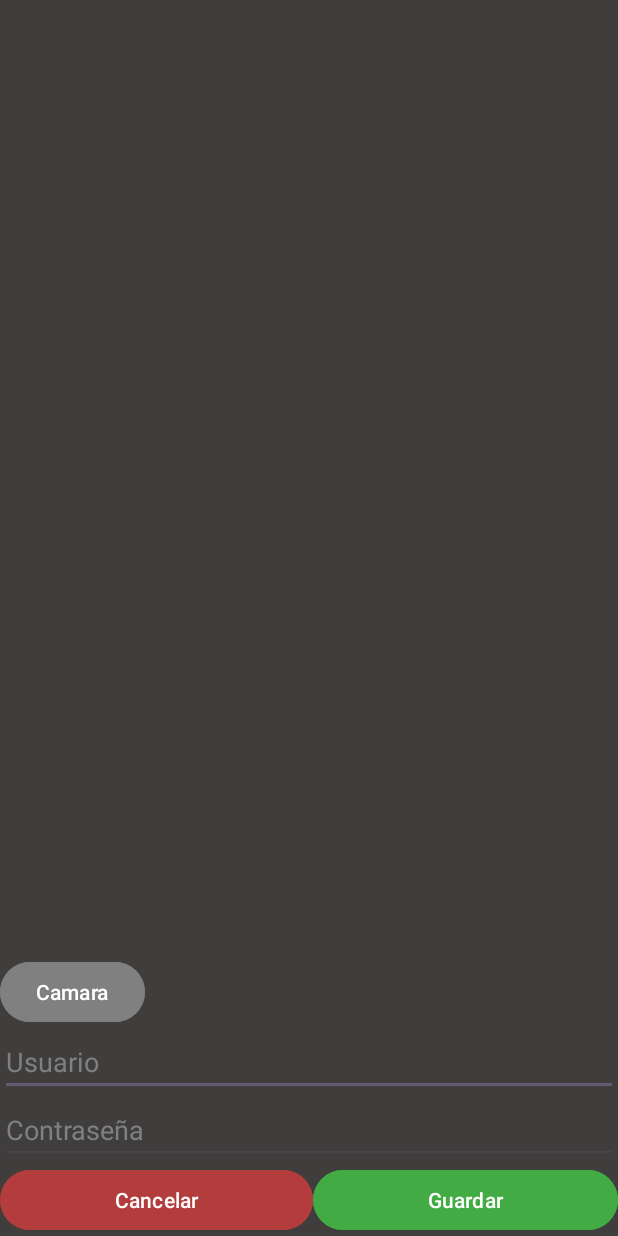
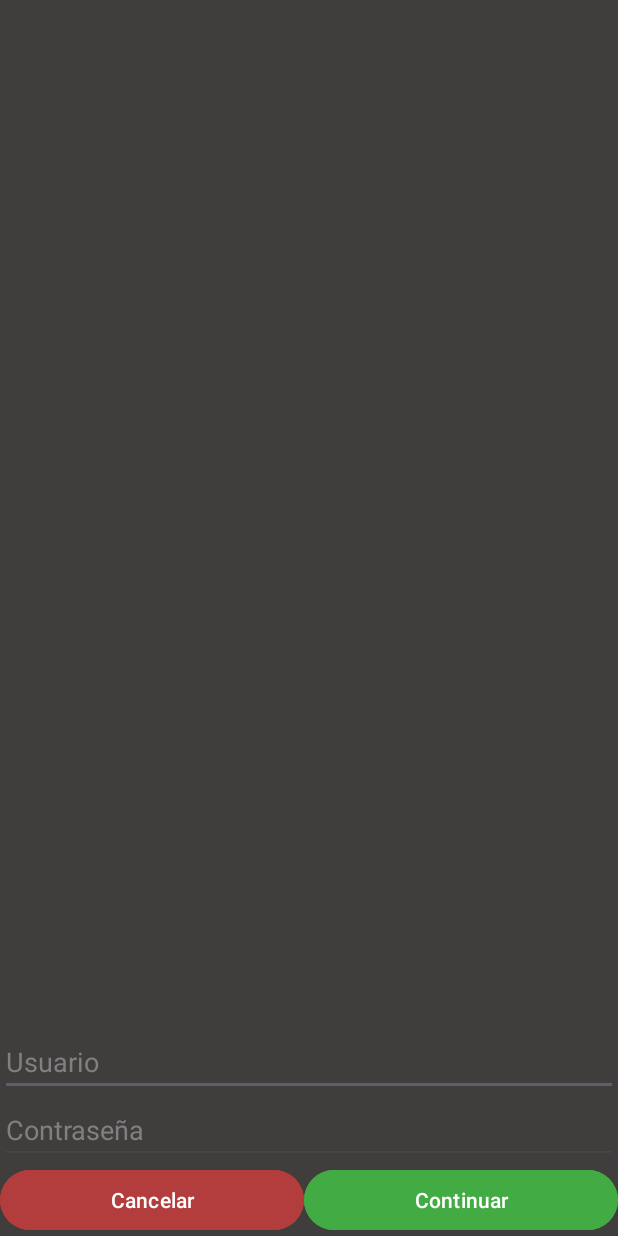
Before and after one commit to JorgeRRsethlans/EscanerEntrada, an Android app: the ViewPdfActivity screen opened directly, with no data from a screen before it, on a phone screen of 412 x 824 dp. Run offline under Robolectric (Android 15) with nearby library versions, the phone set to English and light mode, and no system bars; libraries missing offline, so code that uses them is left out: jcifs.smb; 4 statements that could not run were skipped.

Commit message:
Cámara ya saca fotos, no guarda en directorio en red local.
Signed-off-by: Jorge Rodríguez Rabanal <sethlans0ict004@gmail.com>

```diff
--- a/app/build.gradle
+++ b/app/build.gradle
@@ -48,7 +48,4 @@ dependencies {
     implementation libs.okhttp
 
     implementation libs.jcifs
-
-    implementation libs.github.glide
-    annotationProcessor libs.glide.compiler
 }
--- a/app/src/main/java/com/escanerentrada/camera/barcode/ImageAnalyzer.java
+++ b/app/src/main/java/com/escanerentrada/camera/barcode/ImageAnalyzer.java
@@ -25,11 +25,12 @@ public class ImageAnalyzer  implements ImageAnalysis.Analyzer{
 
     private final Context context;
     private String codigo;
-    private BarcodeListener listener;
+    private final BarcodeListener listener;
 
     /**
      * Constructor de la clase.
-     * @param context
+     *
+     * @param context Contexto de la aplicación
      */
     public ImageAnalyzer(Context context, BarcodeListener listener) {
         this.context = context;
@@ -38,6 +39,7 @@ public class ImageAnalyzer  implements ImageAnalysis.Analyzer{
 
     /**
      * Método que se ejecuta para analizar una imagen.
+     *
      * @param imageProxy The image to analyze
      */
     @Override
--- a/app/src/main/java/com/escanerentrada/pdf/CredentialManager.java
+++ b/app/src/main/java/com/escanerentrada/pdf/CredentialManager.java
@@ -3,6 +3,9 @@ package com.escanerentrada.pdf;
 import android.content.Context;
 import android.content.SharedPreferences;
 
+/**
+ * Clase que se encarga de gestionar las credenciales del usuario.
+ */
 public class CredentialManager {
 
     private static final String PREFS_NAME = "MyPrefs";
@@ -10,12 +13,23 @@ public class CredentialManager {
     private static final String KEY_PASSWORD = "password";
     private static final String KEY_IS_FIRST_RUN = "isFirstRun";
 
-    private Context context;
+    private final Context context;
 
+    /**
+     * Constructor de la clase.
+     *
+     * @param context Contexto de la aplicación
+     */
     public CredentialManager(Context context) {
         this.context = context;
     }
 
+    /**
+     * Método que guarda las credenciales del usuario.
+     *
+     * @param username Nombre de usuario
+     * @param password Contraseña
+     */
     public void saveCredentials(String username, String password) {
         SharedPreferences sharedPreferences = context
                 .getSharedPreferences(PREFS_NAME, Context.MODE_PRIVATE);
@@ -25,6 +39,11 @@ public class CredentialManager {
         editor.apply();
     }
 
+    /**
+     * Método que carga las credenciales del usuario.
+     *
+     * @return Credenciales del usuario
+     */
     public String[] loadCredentials() {
         SharedPreferences sharedPreferences = context
                 .getSharedPreferences(PREFS_NAME, Context.MODE_PRIVATE);
@@ -33,6 +52,11 @@ public class CredentialManager {
         return new String[]{username, password};
     }
 
+    /**
+     * Método que comprueba si es la primera ejecución de la aplicación.
+     *
+     * @return Si es la primera ejecución
+     */
     public boolean isFirstRun() {
         SharedPreferences sharedPreferences = context
                 .getSharedPreferences(PREFS_NAME, Context.MODE_PRIVATE);
--- a/app/src/main/java/com/escanerentrada/pdf/ViewPdfActivity.java
+++ b/app/src/main/java/com/escanerentrada/pdf/ViewPdfActivity.java
@@ -36,16 +36,13 @@ public class ViewPdfActivity extends AppCompatActivity {
     private CredentialManager credentialManager;
 
     private ImageView imageView;
-    private Button btnCamara;
     private EditText txtUsuario;
     private EditText txtContrasena;
-    private Button btnGuardar;
-    private Button btnCancelar;
 
     /**
      * Método que se ejecuta cuando se crea la actividad.
      *
-     * @param state
+     * @param state Estado de la actividad
      */
     @Override
     public void onCreate(Bundle state) {
@@ -53,15 +50,15 @@ public class ViewPdfActivity extends AppCompatActivity {
         setContentView(R.layout.activity_viewpdf);
 
         imageView = findViewById(R.id.imageView);
-        btnCamara = findViewById(R.id.btnCamara);
         txtUsuario = findViewById(R.id.txtUsuario);
         txtContrasena = findViewById(R.id.txtContrasena);
-        btnGuardar = findViewById(R.id.btnGuardar);
-        btnCancelar = findViewById(R.id.btnCancelar);
+        Button btnContinuar = findViewById(R.id.btnContinuar);
+        Button btnCancelar = findViewById(R.id.btnCancelar);
 
         String filepath = getIntent().getStringExtra("stringextra");
 
         try {
+            assert filepath != null;
             File file = new File(filepath);
             if(!file.exists()) {
                 Toast.makeText(this, "Error, el PDF no se ha creado",
@@ -74,14 +71,6 @@ public class ViewPdfActivity extends AppCompatActivity {
         } catch(IOException e) {
             Toast.makeText(this, "Error al cargar el PDF", Toast.LENGTH_SHORT).show();
         }
-
-        btnCamara.setOnClickListener(new View.OnClickListener() {
-            @Override
-            public void onClick(View view) {
-                Intent i = new Intent(ViewPdfActivity.this, PhotosActivity.class);
-                startActivity(i);
-            }
-        });
 
         btnCancelar.setOnClickListener(new View.OnClickListener() {
             @Override
@@ -97,11 +86,12 @@ public class ViewPdfActivity extends AppCompatActivity {
             txtContrasena.setText(credentials[1]);
         }
 
-        btnGuardar.setOnClickListener(new View.OnClickListener() {
+        btnContinuar.setOnClickListener(new View.OnClickListener() {
             @SuppressLint("NewApi")
             @Override
             public void onClick(View view) {
                 String filepath = getIntent().getStringExtra("stringextra");
+                assert filepath != null;
                 File file = new File(filepath);
 
                 String username = txtUsuario.getText().toString();
@@ -130,6 +120,7 @@ public class ViewPdfActivity extends AppCompatActivity {
 
                             int folderNumber = 1;
                             while (true) {
+                                @SuppressLint("DefaultLocale")
                                 SmbFile folder = new SmbFile(baseDir +
                                         String.format("%04d", folderNumber) + "/");
                                 if (!folder.exists()) {
@@ -139,8 +130,9 @@ public class ViewPdfActivity extends AppCompatActivity {
                                 folderNumber++;
                             }
 
-                            String destPath = baseDir + String.format("%04d", folderNumber) + "/" +
-                                    file.getName();
+                            @SuppressLint("DefaultLocale")
+                            String dirPath = baseDir + String.format("%04d", folderNumber) + "/";
+                            String destPath = dirPath + file.getName();
 
                             SmbFileOutputStream out = new SmbFileOutputStream(new SmbFile(destPath));
                             Files.copy(file.toPath(), out);
@@ -151,10 +143,12 @@ public class ViewPdfActivity extends AppCompatActivity {
                                 public void run() {
                                     Toast.makeText(ViewPdfActivity.this,
                                             "PDF guardado.", Toast.LENGTH_LONG).show();
+                                    Intent intent = new Intent(ViewPdfActivity.this, PhotosActivity.class);
+                                    intent.putExtra("directorio", dirPath);
+                                    startActivity(intent);
                                 }
                             });
                         } catch (Exception e) {
-                            e.printStackTrace();
                             runOnUiThread(new Runnable() {
                                 @Override
                                 public void run() {
@@ -166,7 +160,6 @@ public class ViewPdfActivity extends AppCompatActivity {
                         }
                     }
                 }).start();
-                finish();
             }
         });
     }
@@ -174,7 +167,7 @@ public class ViewPdfActivity extends AppCompatActivity {
     /**
      * Método que se ejecuta para mostrar una página del PDF.
      *
-     * @param index
+     * @param index Índice de la página a mostrar
      */
     private void showPage(int index) {
         if(pdfRenderer != null && index < pdfRenderer.getPageCount()) {
--- a/app/src/main/res/layout/activity_viewpdf.xml
+++ b/app/src/main/res/layout/activity_viewpdf.xml
@@ -18,19 +18,6 @@
             android:layout_width="match_parent"
             android:layout_height="match_parent"
             android:layout_weight="3"/>
-
-        <LinearLayout
-            android:layout_width="wrap_content"
-            android:layout_height="wrap_content">
-
-            <Button
-                android:id="@+id/btnCamara"
-                android:layout_width="wrap_content"
-                android:layout_height="wrap_content"
-                android:layout_gravity="end"
-                android:text="@string/camara"
-                android:backgroundTint="@color/grey"/>
-        </LinearLayout>
 
         <LinearLayout
             android:layout_width="match_parent"
@@ -67,12 +54,12 @@
                 android:backgroundTint="@color/red"
                 android:text="@string/cancelar"/>
             <Button
-                android:id="@+id/btnGuardar"
+                android:id="@+id/btnContinuar"
                 android:layout_width="wrap_content"
                 android:layout_height="wrap_content"
                 android:layout_weight="1"
                 android:backgroundTint="@color/green"
-                android:text="@string/guardar"/>
+                android:text="@string/continuar"/>
         </LinearLayout>
     </TableLayout>
 </androidx.constraintlayout.widget.ConstraintLayout>
--- a/app/src/main/res/values/strings.xml
+++ b/app/src/main/res/values/strings.xml
@@ -5,7 +5,7 @@
     <string name="camara">Camara</string>
     <string name="foto">Foto</string>
     <string name="cancelar">Cancelar</string>
-    <string name="guardar">Guardar</string>
+    <string name="continuar">Continuar</string>
 
     <string name="flecha">↩</string>
     <string name="tick">✓</string>
```
Also changed, not shown: app/src/main/java/com/escanerentrada/MainActivity.java (+7 -8 lines), app/src/main/java/com/escanerentrada/camera/BaseCameraActivity.java (+54 -11 lines), app/src/main/java/com/escanerentrada/camera/barcode/BarcodeAnalyzer.java (+5 -4 lines), app/src/main/java/com/escanerentrada/camera/barcode/CameraOverlayView.java (+16 -12 lines), app/src/main/java/com/escanerentrada/camera/barcode/ScannerActivity.java (+26 -4 lines), app/src/main/java/com/escanerentrada/camera/photos/AppGlideModule.java (deleted, +0 -15 lines), app/src/main/java/com/escanerentrada/camera/photos/PhotosActivity.java (+81 -20 lines), app/src/main/java/com/escanerentrada/pdf/PdfCreator.java (+6 -3 lines), 1 other file.
